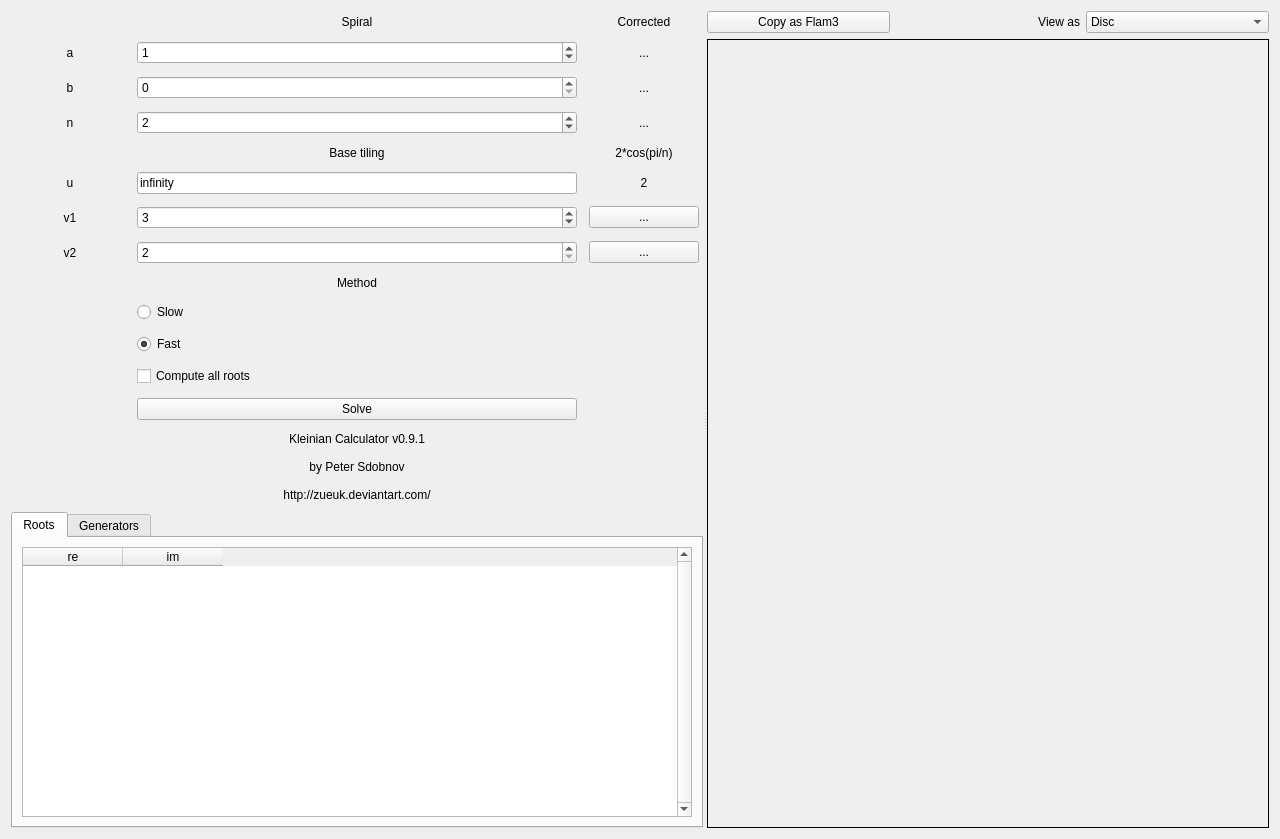
Above: src/MainForm.ui from Zueuk/KleinianCalc before the change. Below: the same form after it.
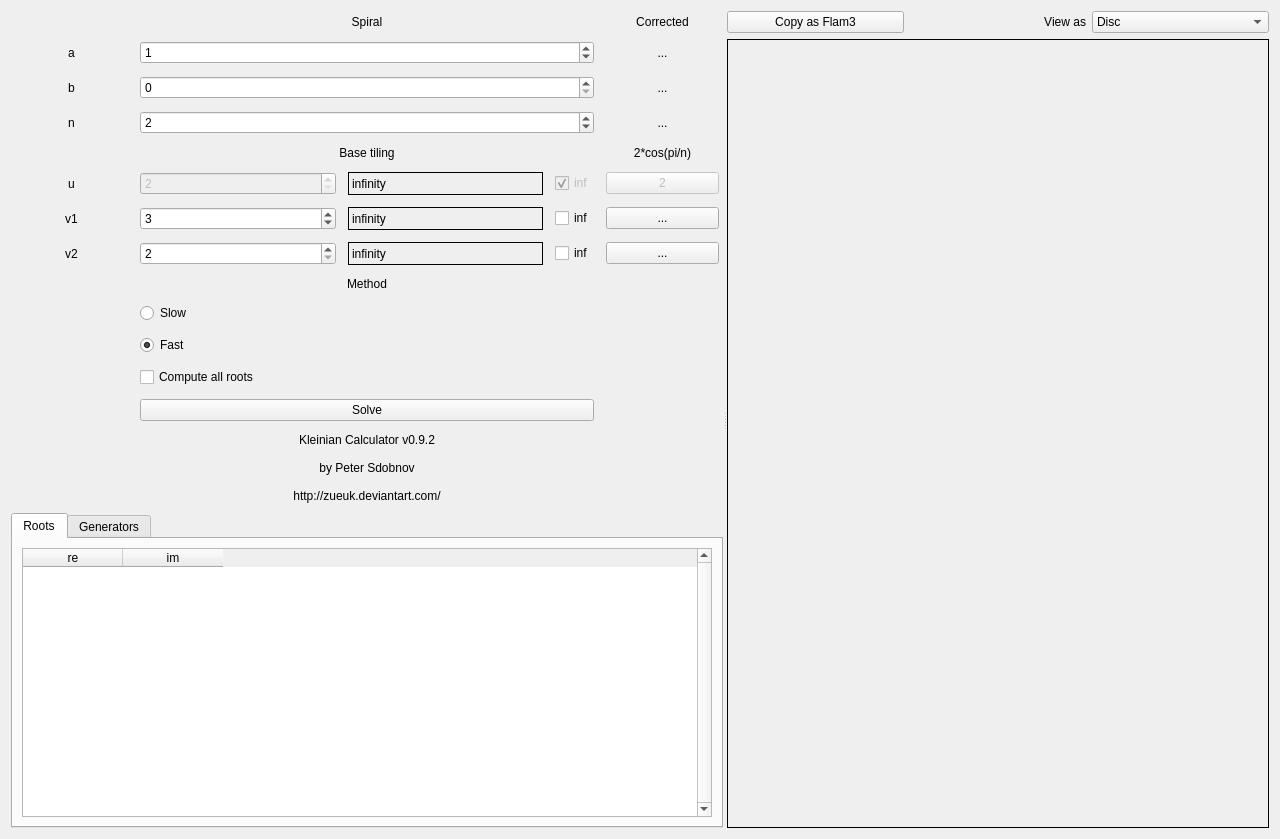
That is the form after the change.

Commit message: Added infinity toggle for base tiling values

What changed in the file:
```diff
--- a/src/MainForm.ui
+++ b/src/MainForm.ui
@@ -74,7 +74,7 @@
          <item row="1" column="1">
           <widget class="QSpinBox" name="spinBoxA">
            <property name="maximum">
-            <number>1000000</number>
+            <number>1000</number>
            </property>
            <property name="value">
             <number>1</number>
@@ -104,7 +104,7 @@
          <item row="2" column="1">
           <widget class="QSpinBox" name="spinBoxB">
            <property name="maximum">
-            <number>1000000</number>
+            <number>1000</number>
            </property>
           </widget>
          </item>
@@ -188,29 +188,59 @@
           </widget>
          </item>
          <item row="5" column="1">
-          <widget class="QLineEdit" name="lineEdit">
-           <property name="sizePolicy">
-            <sizepolicy hsizetype="Preferred" vsizetype="Fixed">
-             <horstretch>0</horstretch>
-             <verstretch>0</verstretch>
-            </sizepolicy>
+          <layout class="QHBoxLayout" name="horizontalLayout_2" stretch="1,1,0">
+           <item>
+            <widget class="QSpinBox" name="spinBoxU">
+             <property name="enabled">
+              <bool>false</bool>
+             </property>
+             <property name="minimum">
+              <number>2</number>
+             </property>
+             <property name="maximum">
+              <number>99999</number>
+             </property>
+             <property name="value">
+              <number>2</number>
+             </property>
+            </widget>
+           </item>
+           <item>
+            <widget class="QLabel" name="labelInfU">
+             <property name="frameShape">
+              <enum>QFrame::Shape::Box</enum>
            </property>
            <property name="text">
             <string>infinity</string>
            </property>
-           <property name="readOnly">
+            </widget>
+           </item>
+           <item>
+            <widget class="QCheckBox" name="checkBoxInfU">
+             <property name="enabled">
+              <bool>false</bool>
+             </property>
+             <property name="text">
+              <string>inf</string>
+             </property>
+             <property name="checked">
             <bool>true</bool>
            </property>
           </widget>
+           </item>
+          </layout>
          </item>
          <item row="5" column="2">
-          <widget class="QLabel" name="labelMvalue">
+          <widget class="QPushButton" name="valueUbutton">
+           <property name="enabled">
+            <bool>false</bool>
+           </property>
+           <property name="toolTip">
+            <string>Copy to clipboard</string>
+           </property>
            <property name="text">
             <string>2</string>
            </property>
-           <property name="alignment">
-            <set>Qt::AlignCenter</set>
-           </property>
           </widget>
          </item>
          <item row="6" column="0">
@@ -224,6 +254,8 @@
           </widget>
          </item>
          <item row="6" column="1">
+          <layout class="QHBoxLayout" name="horizontalLayout_3" stretch="1,1,0">
+           <item>
           <widget class="QSpinBox" name="spinBoxV1">
            <property name="minimum">
             <number>2</number>
@@ -236,6 +268,25 @@
            </property>
           </widget>
          </item>
+           <item>
+            <widget class="QLabel" name="labelInfV1">
+             <property name="frameShape">
+              <enum>QFrame::Shape::Box</enum>
+             </property>
+             <property name="text">
+              <string>infinity</string>
+             </property>
+            </widget>
+           </item>
+           <item>
+            <widget class="QCheckBox" name="checkBoxInfV1">
+             <property name="text">
+              <string>inf</string>
+             </property>
+            </widget>
+           </item>
+          </layout>
+         </item>
          <item row="6" column="2">
           <widget class="QPushButton" name="valueV1button">
            <property name="toolTip">
@@ -257,6 +308,8 @@
           </widget>
          </item>
          <item row="7" column="1">
+          <layout class="QHBoxLayout" name="horizontalLayout_4" stretch="1,1,0">
+           <item>
           <widget class="QSpinBox" name="spinBoxV2">
            <property name="minimum">
             <number>2</number>
@@ -269,6 +322,25 @@
            </property>
           </widget>
          </item>
+           <item>
+            <widget class="QLabel" name="labelInfV2">
+             <property name="frameShape">
+              <enum>QFrame::Shape::Box</enum>
+             </property>
+             <property name="text">
+              <string>infinity</string>
+             </property>
+            </widget>
+           </item>
+           <item>
+            <widget class="QCheckBox" name="checkBoxInfV2">
+             <property name="text">
+              <string>inf</string>
+             </property>
+            </widget>
+           </item>
+          </layout>
+         </item>
          <item row="7" column="2">
           <widget class="QPushButton" name="valueV2button">
            <property name="toolTip">
@@ -326,7 +398,7 @@
          <item row="13" column="1">
           <widget class="QLabel" name="labelAbout">
            <property name="text">
-            <string>Kleinian Calculator v0.9.1
+            <string>Kleinian Calculator v0.9.2
 
 by Peter Sdobnov
 
```
Left out of the diff: 68 changed lines with no effect on the pictures. Lines whose indentation alone changed are shown as unchanged. The commit also changes 2 other files.
